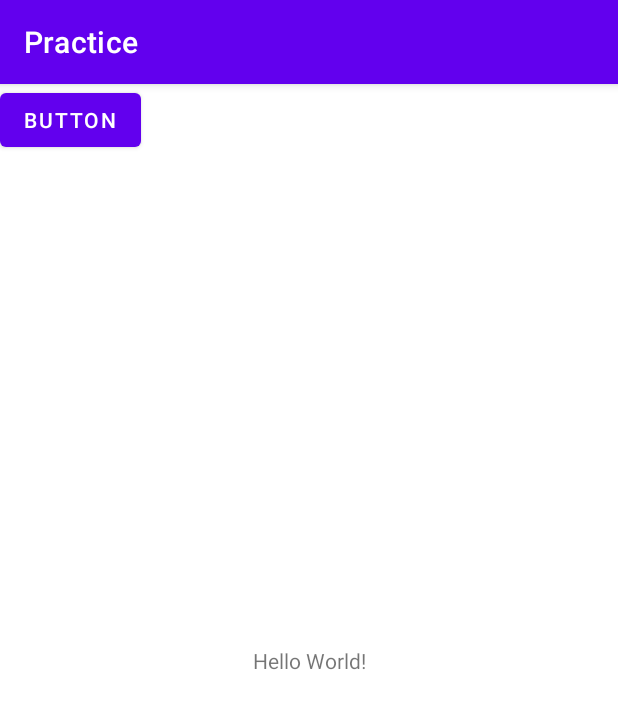
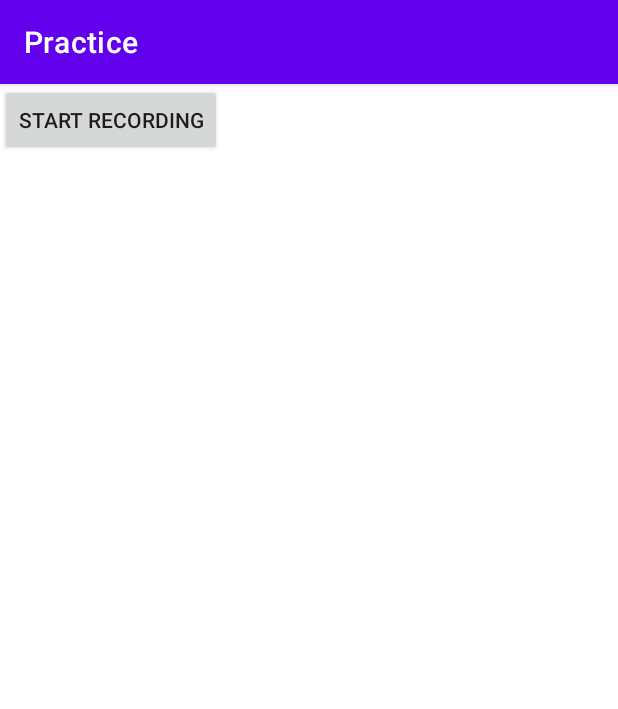
Before and after one commit to envzhu/NUCSHackathon2020_C, an Android app: the screen it shows after launch (MainActivity before the commit, RecordActivity after it), after a tap on "BUTTON", on a phone screen of 412 x 824 dp. Shown: the top 709 px of the screen. Run offline under Robolectric (Android 15) with nearby library versions, the phone set to English and light mode, and no system bars.

Commit message:
Add RecordActivity

```diff
--- a/Practice/app/src/main/AndroidManifest.xml
+++ b/Practice/app/src/main/AndroidManifest.xml
@@ -11,6 +11,7 @@
         android:roundIcon="@mipmap/ic_launcher_round"
         android:supportsRtl="true"
         android:theme="@style/Theme.Practice">
+        <activity android:name=".RecordActivity"></activity>
         <activity android:name=".MainActivity">
             <intent-filter>
                 <action android:name="android.intent.action.MAIN" />
--- a/Practice/app/src/main/java/com/example/practice/MainActivity.kt
+++ b/Practice/app/src/main/java/com/example/practice/MainActivity.kt
@@ -1,22 +1,26 @@
 package com.example.practice
 
+import android.content.Intent
 import androidx.appcompat.app.AppCompatActivity
 import android.os.Bundle
 import android.util.Log
+import android.view.View
 import android.widget.Button
 
 class MainActivity : AppCompatActivity() {
-    private var recorder: AudioRecord? = null
 
     override fun onCreate(savedInstanceState: Bundle?) {
         super.onCreate(savedInstanceState)
         setContentView(R.layout.activity_main)
 
-        recorder = AudioRecord()
+        val button : Button = findViewById(R.id.button)
+        var clicker: View.OnClickListener = View.OnClickListener {
+            Log.e("Button", "Clicked")
+            val intent = Intent(this, RecordActivity::class.java).apply{}
 
-        val button : Button = findViewById(R.id.button)
-        button.setOnClickListener {
-            Log.e("Button", "Clicked")
+            startActivity(intent)
+
         }
+        button.setOnClickListener(clicker)
     }
 }
--- a/Practice/app/src/main/java/com/example/practice/AudioRecord.kt
+++ b/Practice/app/src/main/java/com/example/practice/RecordActivity.kt
@@ -3,22 +3,20 @@ package com.example.practice
 import android.Manifest
 import android.content.Context
 import android.content.pm.PackageManager
-import android.media.MediaPlayer
 import android.media.MediaRecorder
+import androidx.appcompat.app.AppCompatActivity
 import android.os.Bundle
 import android.util.Log
-import android.view.View.OnClickListener
 import android.view.ViewGroup
 import android.widget.Button
 import android.widget.LinearLayout
-import androidx.appcompat.app.AppCompatActivity
 import androidx.core.app.ActivityCompat
 import java.io.IOException
 
-private const val LOG_TAG = "AudioRecord"
+private const val LOG_TAG = "RecordActivity"
 private const val REQUEST_RECORD_AUDIO_PERMISSION = 200
 
-class AudioRecord : AppCompatActivity() {
+class RecordActivity : AppCompatActivity() {
 
     private var fileName: String = ""
 
@@ -74,7 +72,7 @@ class AudioRecord : AppCompatActivity() {
         recorder = null
     }
 
-    internal inner class RecordButton(ctx: Context) : Button(ctx) {
+    internal inner class RecordButton(ctx: Context) : androidx.appcompat.widget.AppCompatButton(ctx) {
 
         var mStartRecording = true
 
@@ -95,6 +93,7 @@ class AudioRecord : AppCompatActivity() {
 
     override fun onCreate(icicle: Bundle?) {
         super.onCreate(icicle)
+        Log.e(LOG_TAG, "onCreate")
 
         // Record to the external cache directory for visibility
         fileName = "./audiorecordtest.3gp"
```
Also changed, not shown: Practice/app/src/main/res/layout/activity_record.xml (added, +9 -0 lines). Lines whose indentation alone changed are shown as unchanged.
